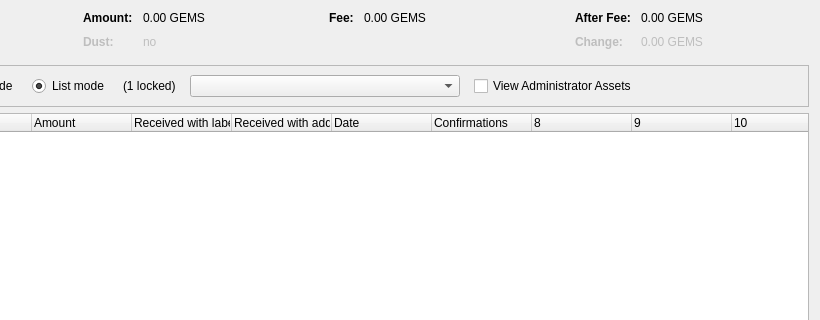
Above: src/qt/forms/assetcontroldialog.ui from TechnoVisionDev/Gemma-Core before the change; both pictures show x 180 to 1000 and y 0 to 320 of the 1000 by 500 pixel window. Below: the same form after it.
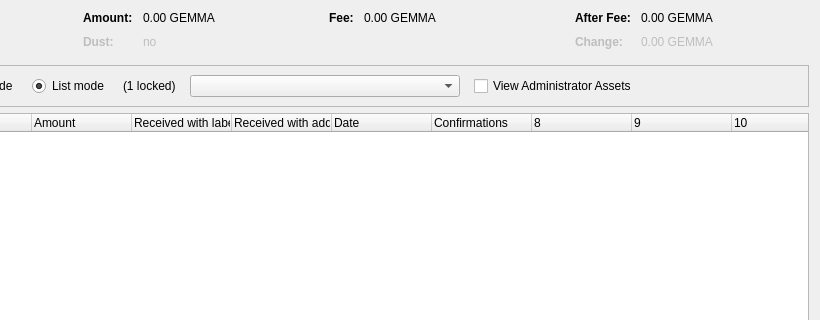
That is the form after the change. Custom widgets are drawn as their Qt base class.

Commit message: ticker GEMMA

What changed in the file:
```diff
--- a/src/qt/forms/assetcontroldialog.ui
+++ b/src/qt/forms/assetcontroldialog.ui
@@ -132,7 +132,7 @@
           <enum>Qt::ActionsContextMenu</enum>
          </property>
          <property name="text">
-          <string notr="true">0.00 GEMS</string>
+          <string notr="true">0.00 GEMMA</string>
          </property>
          <property name="textInteractionFlags">
           <set>Qt::LinksAccessibleByMouse|Qt::TextSelectableByKeyboard|Qt::TextSelectableByMouse</set>
@@ -212,7 +212,7 @@
           <enum>Qt::ActionsContextMenu</enum>
          </property>
          <property name="text">
-          <string notr="true">0.00 GEMS</string>
+          <string notr="true">0.00 GEMMA</string>
          </property>
          <property name="textInteractionFlags">
           <set>Qt::LinksAccessibleByMouse|Qt::TextSelectableByKeyboard|Qt::TextSelectableByMouse</set>
@@ -257,7 +257,7 @@
           <enum>Qt::ActionsContextMenu</enum>
          </property>
          <property name="text">
-          <string notr="true">0.00 GEMS</string>
+          <string notr="true">0.00 GEMMA</string>
          </property>
          <property name="textInteractionFlags">
           <set>Qt::LinksAccessibleByMouse|Qt::TextSelectableByKeyboard|Qt::TextSelectableByMouse</set>
@@ -292,7 +292,7 @@
           <enum>Qt::ActionsContextMenu</enum>
          </property>
          <property name="text">
-          <string notr="true">0.00 GEMS</string>
+          <string notr="true">0.00 GEMMA</string>
          </property>
          <property name="textInteractionFlags">
           <set>Qt::LinksAccessibleByMouse|Qt::TextSelectableByKeyboard|Qt::TextSelectableByMouse</set>
```
The commit also changes 121 other files.
